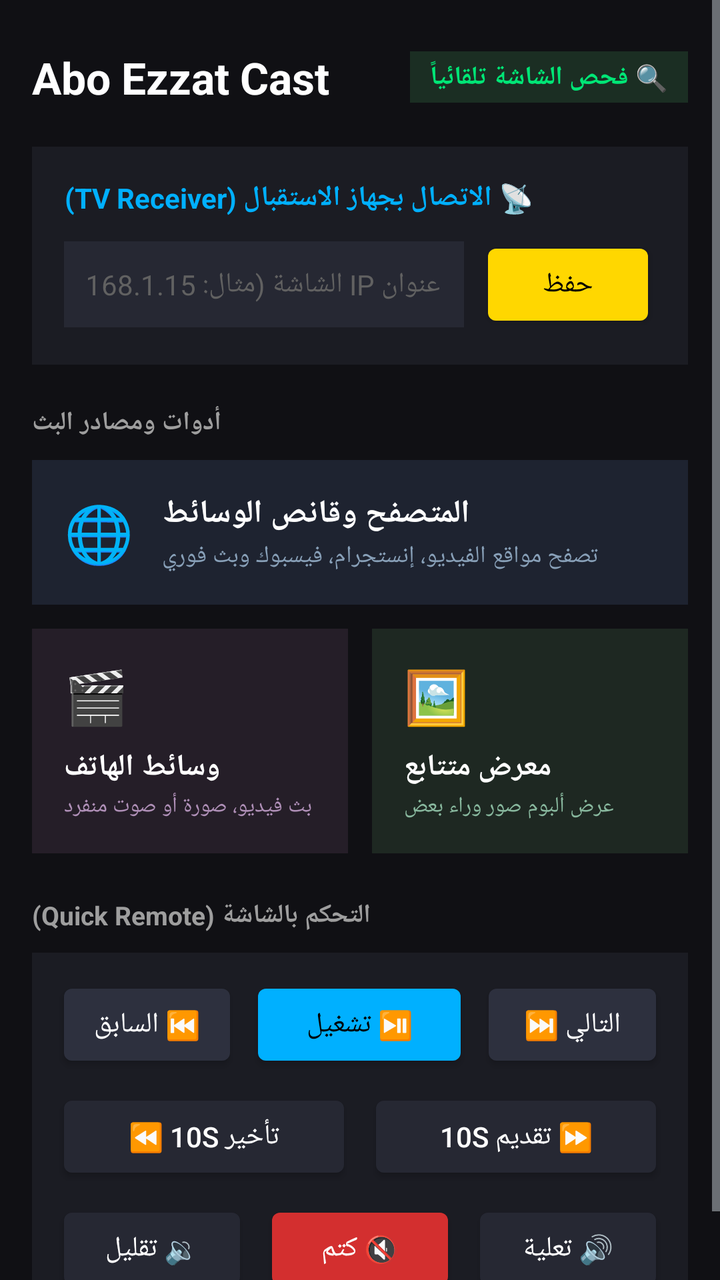
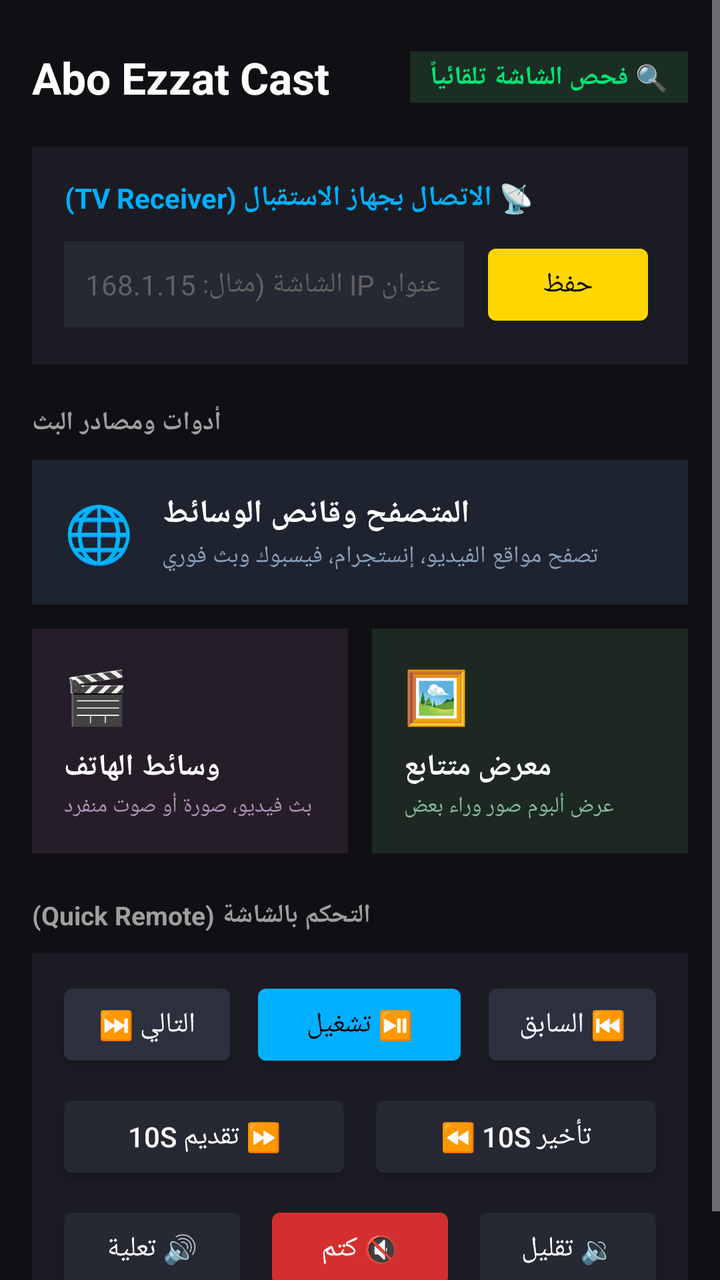

Compare the two renders of this Android layout. The source of the first and the diff that turns it into the second are given below.
<!-- AndroidManifest.xml: application theme android:Theme.DeviceDefault.NoActionBar -->
<!-- res/layout/activity_main.xml -->
<?xml version="1.0" encoding="utf-8"?>
<ScrollView xmlns:android="http://schemas.android.com/apk/res/android"
    android:layout_width="match_parent"
    android:layout_height="match_parent"
    android:background="#101014"
    android:fillViewport="true">

    <LinearLayout
        android:layout_width="match_parent"
        android:layout_height="wrap_content"
        android:orientation="vertical"
        android:padding="16dp">

        
        <LinearLayout
            android:layout_width="match_parent"
            android:layout_height="wrap_content"
            android:orientation="horizontal"
            android:gravity="center_vertical"
            android:layout_marginTop="8dp"
            android:layout_marginBottom="20dp">

            <TextView
                android:layout_width="0dp"
                android:layout_height="wrap_content"
                android:layout_weight="1"
                android:text="Abo Ezzat Cast"
                android:textColor="#FFFFFF"
                android:textSize="22sp"
                android:textStyle="bold" />

            <TextView
                android:id="@+id/tv_status_badge"
                android:layout_width="wrap_content"
                android:layout_height="wrap_content"
                android:text="🔍 فحص الشاشة تلقائياً"
                android:textColor="#00E676"
                android:textSize="13sp"
                android:textStyle="bold"
                android:background="#1B2E23"
                android:paddingHorizontal="10dp"
                android:paddingVertical="4dp" />
        </LinearLayout>

        
        <LinearLayout
            android:layout_width="match_parent"
            android:layout_height="wrap_content"
            android:orientation="vertical"
            android:background="#1B1C23"
            android:padding="16dp"
            android:layout_marginBottom="20dp">

            <TextView
                android:layout_width="wrap_content"
                android:layout_height="wrap_content"
                android:text="📡 الاتصال بجهاز الاستقبال (TV Receiver)"
                android:textColor="#00B0FF"
                android:textSize="14sp"
                android:textStyle="bold"
                android:layout_marginBottom="10dp" />

            <LinearLayout
                android:layout_width="match_parent"
                android:layout_height="wrap_content"
                android:orientation="horizontal">

                <EditText
                    android:id="@+id/et_ip"
                    android:layout_width="0dp"
                    android:layout_height="wrap_content"
                    android:layout_weight="1"
                    android:hint="عنوان IP الشاشة (مثال: 192.168.1.15)"
                    android:textColor="#FFFFFF"
                    android:textColorHint="#616161"
                    android:background="#262833"
                    android:padding="12dp"
                    android:textSize="14sp"
                    android:inputType="textUri" />

                <Button
                    android:id="@+id/btn_save"
                    android:layout_width="wrap_content"
                    android:layout_height="wrap_content"
                    android:text="حفظ"
                    android:textColor="#000000"
                    android:backgroundTint="#FFD700"
                    android:layout_marginStart="8dp" />
            </LinearLayout>
        </LinearLayout>

        
        <TextView
            android:layout_width="wrap_content"
            android:layout_height="wrap_content"
            android:text="أدوات ومصادر البث"
            android:textColor="#9E9E9E"
            android:textSize="13sp"
            android:textStyle="bold"
            android:layout_marginBottom="10dp" />

        
        <LinearLayout
            android:id="@+id/card_browser"
            android:layout_width="match_parent"
            android:layout_height="wrap_content"
            android:orientation="horizontal"
            android:background="#1E2330"
            android:padding="16dp"
            android:gravity="center_vertical"
            android:layout_marginBottom="12dp">

            <TextView
                android:layout_width="wrap_content"
                android:layout_height="wrap_content"
                android:text="🌐"
                android:textSize="28sp"
                android:layout_marginEnd="14dp" />

            <LinearLayout
                android:layout_width="0dp"
                android:layout_height="wrap_content"
                android:layout_weight="1"
                android:orientation="vertical">

                <TextView
                    android:layout_width="wrap_content"
                    android:layout_height="wrap_content"
                    android:text="المتصفح وقانص الوسائط"
                    android:textColor="#FFFFFF"
                    android:textSize="16sp"
                    android:textStyle="bold" />

                <TextView
                    android:layout_width="wrap_content"
                    android:layout_height="wrap_content"
                    android:text="تصفح مواقع الفيديو، إنستجرام، فيسبوك وبث فوري"
                    android:textColor="#88A0B8"
                    android:textSize="12sp"
                    android:layout_marginTop="2dp" />
            </LinearLayout>
        </LinearLayout>

        
        <LinearLayout
            android:layout_width="match_parent"
            android:layout_height="wrap_content"
            android:orientation="horizontal"
            android:layout_marginBottom="12dp">

            
            <LinearLayout
                android:id="@+id/card_local_media"
                android:layout_width="0dp"
                android:layout_height="wrap_content"
                android:layout_weight="1"
                android:orientation="vertical"
                android:background="#251E28"
                android:padding="16dp"
                android:layout_marginEnd="6dp">

                <TextView
                    android:layout_width="wrap_content"
                    android:layout_height="wrap_content"
                    android:text="🎬"
                    android:textSize="26sp"
                    android:layout_marginBottom="8dp" />

                <TextView
                    android:layout_width="wrap_content"
                    android:layout_height="wrap_content"
                    android:text="وسائط الهاتف"
                    android:textColor="#FFFFFF"
                    android:textSize="15sp"
                    android:textStyle="bold" />

                <TextView
                    android:layout_width="wrap_content"
                    android:layout_height="wrap_content"
                    android:text="بث فيديو، صورة أو صوت منفرد"
                    android:textColor="#B090B8"
                    android:textSize="11sp"
                    android:layout_marginTop="2dp" />
            </LinearLayout>

            
            <LinearLayout
                android:id="@+id/card_slideshow"
                android:layout_width="0dp"
                android:layout_height="wrap_content"
                android:layout_weight="1"
                android:orientation="vertical"
                android:background="#1E2822"
                android:padding="16dp"
                android:layout_marginStart="6dp">

                <TextView
                    android:layout_width="wrap_content"
                    android:layout_height="wrap_content"
                    android:text="🖼️"
                    android:textSize="26sp"
                    android:layout_marginBottom="8dp" />

                <TextView
                    android:layout_width="wrap_content"
                    android:layout_height="wrap_content"
                    android:text="معرض متتابع"
                    android:textColor="#FFFFFF"
                    android:textSize="15sp"
                    android:textStyle="bold" />

                <TextView
                    android:layout_width="wrap_content"
                    android:layout_height="wrap_content"
                    android:text="عرض ألبوم صور وراء بعض"
                    android:textColor="#88B89E"
                    android:textSize="11sp"
                    android:layout_marginTop="2dp" />
            </LinearLayout>
        </LinearLayout>

        
        <TextView
            android:layout_width="wrap_content"
            android:layout_height="wrap_content"
            android:text="التحكم بالشاشة (Quick Remote)"
            android:textColor="#9E9E9E"
            android:textSize="13sp"
            android:textStyle="bold"
            android:layout_marginTop="10dp"
            android:layout_marginBottom="10dp" />

        <LinearLayout
            android:layout_width="match_parent"
            android:layout_height="wrap_content"
            android:orientation="vertical"
            android:background="#1B1C23"
            android:padding="12dp">

            
            <LinearLayout
                android:layout_width="match_parent"
                android:layout_height="wrap_content"
                android:orientation="horizontal"
                android:layout_marginBottom="8dp"
                android:gravity="center">

                <Button
                    android:id="@+id/btn_prev"
                    android:layout_width="0dp"
                    android:layout_height="wrap_content"
                    android:layout_weight="1"
                    android:text="⏮️ السابق"
                    android:textColor="#FFFFFF"
                    android:backgroundTint="#2D303E"
                    android:layout_marginEnd="3dp" />

                <Button
                    android:id="@+id/btn_play_pause"
                    android:layout_width="0dp"
                    android:layout_height="wrap_content"
                    android:layout_weight="1.2"
                    android:text="⏯️ تشغيل"
                    android:textColor="#000000"
                    android:backgroundTint="#00B0FF"
                    android:layout_marginHorizontal="3dp" />

                <Button
                    android:id="@+id/btn_next"
                    android:layout_width="0dp"
                    android:layout_height="wrap_content"
                    android:layout_weight="1"
                    android:text="التالي ⏭️"
                    android:textColor="#FFFFFF"
                    android:backgroundTint="#2D303E"
                    android:layout_marginStart="3dp" />
            </LinearLayout>

            
            <LinearLayout
                android:layout_width="match_parent"
                android:layout_height="wrap_content"
                android:orientation="horizontal"
                android:layout_marginBottom="8dp"
                android:gravity="center">

                <Button
                    android:id="@+id/btn_rewind"
                    android:layout_width="0dp"
                    android:layout_height="wrap_content"
                    android:layout_weight="1"
                    android:text="⏪ 10s تأخير"
                    android:textColor="#FFFFFF"
                    android:backgroundTint="#262833"
                    android:layout_marginEnd="4dp" />

                <Button
                    android:id="@+id/btn_forward"
                    android:layout_width="0dp"
                    android:layout_height="wrap_content"
                    android:layout_weight="1"
                    android:text="10s تقديم ⏩"
                    android:textColor="#FFFFFF"
                    android:backgroundTint="#262833"
                    android:layout_marginStart="4dp" />
            </LinearLayout>

            
            <LinearLayout
                android:layout_width="match_parent"
                android:layout_height="wrap_content"
                android:orientation="horizontal"
                android:gravity="center">

                <Button
                    android:id="@+id/btn_vol_down"
                    android:layout_width="0dp"
                    android:layout_height="wrap_content"
                    android:layout_weight="1"
                    android:text="🔉 تقليل"
                    android:textColor="#FFFFFF"
                    android:backgroundTint="#262833"
                    android:layout_marginEnd="4dp" />

                <Button
                    android:id="@+id/btn_mute"
                    android:layout_width="0dp"
                    android:layout_height="wrap_content"
                    android:layout_weight="1"
                    android:text="🔇 كتم"
                    android:textColor="#FFFFFF"
                    android:backgroundTint="#D32F2F"
                    android:layout_marginHorizontal="4dp" />

                <Button
                    android:id="@+id/btn_vol_up"
                    android:layout_width="0dp"
                    android:layout_height="wrap_content"
                    android:layout_weight="1"
                    android:text="🔊 تعلية"
                    android:textColor="#FFFFFF"
                    android:backgroundTint="#262833"
                    android:layout_marginStart="4dp" />
            </LinearLayout>

        </LinearLayout>

    </LinearLayout>
</ScrollView>
<!-- resources referenced by this layout -->
<resources>

</resources>

<!-- the commit's change to res/layout/activity_main.xml (unified diff, before → after) -->
@@ -246,11 +246,11 @@
                 android:gravity="center">
 
                 <Button
-                    android:id="@+id/btn_prev"
-                    android:layout_width="0dp"
-                    android:layout_height="wrap_content"
-                    android:layout_weight="1"
-                    android:text="⏮️ السابق"
+                    android:id="@+id/btn_next"
+                    android:layout_width="0dp"
+                    android:layout_height="wrap_content"
+                    android:layout_weight="1"
+                    android:text="التالي ⏭️"
                     android:textColor="#FFFFFF"
                     android:backgroundTint="#2D303E"
                     android:layout_marginEnd="3dp" />
@@ -266,11 +266,11 @@
                     android:layout_marginHorizontal="3dp" />
 
                 <Button
-                    android:id="@+id/btn_next"
-                    android:layout_width="0dp"
-                    android:layout_height="wrap_content"
-                    android:layout_weight="1"
-                    android:text="التالي ⏭️"
+                    android:id="@+id/btn_prev"
+                    android:layout_width="0dp"
+                    android:layout_height="wrap_content"
+                    android:layout_weight="1"
+                    android:text="⏮️ السابق"
                     android:textColor="#FFFFFF"
                     android:backgroundTint="#2D303E"
                     android:layout_marginStart="3dp" />
@@ -285,21 +285,21 @@
                 android:gravity="center">
 
                 <Button
-                    android:id="@+id/btn_rewind"
-                    android:layout_width="0dp"
-                    android:layout_height="wrap_content"
-                    android:layout_weight="1"
-                    android:text="⏪ 10s تأخير"
+                    android:id="@+id/btn_forward"
+                    android:layout_width="0dp"
+                    android:layout_height="wrap_content"
+                    android:layout_weight="1"
+                    android:text="10s تقديم ⏩"
                     android:textColor="#FFFFFF"
                     android:backgroundTint="#262833"
                     android:layout_marginEnd="4dp" />
 
                 <Button
-                    android:id="@+id/btn_forward"
-                    android:layout_width="0dp"
-                    android:layout_height="wrap_content"
-                    android:layout_weight="1"
-                    android:text="10s تقديم ⏩"
+                    android:id="@+id/btn_rewind"
+                    android:layout_width="0dp"
+                    android:layout_height="wrap_content"
+                    android:layout_weight="1"
+                    android:text="⏪ 10s تأخير"
                     android:textColor="#FFFFFF"
                     android:backgroundTint="#262833"
                     android:layout_marginStart="4dp" />
@@ -313,11 +313,11 @@
                 android:gravity="center">
 
                 <Button
-                    android:id="@+id/btn_vol_down"
-                    android:layout_width="0dp"
-                    android:layout_height="wrap_content"
-                    android:layout_weight="1"
-                    android:text="🔉 تقليل"
+                    android:id="@+id/btn_vol_up"
+                    android:layout_width="0dp"
+                    android:layout_height="wrap_content"
+                    android:layout_weight="1"
+                    android:text="🔊 تعلية"
                     android:textColor="#FFFFFF"
                     android:backgroundTint="#262833"
                     android:layout_marginEnd="4dp" />
@@ -333,11 +333,11 @@
                     android:layout_marginHorizontal="4dp" />
 
                 <Button
-                    android:id="@+id/btn_vol_up"
-                    android:layout_width="0dp"
-                    android:layout_height="wrap_content"
-                    android:layout_weight="1"
-                    android:text="🔊 تعلية"
+                    android:id="@+id/btn_vol_down"
+                    android:layout_width="0dp"
+                    android:layout_height="wrap_content"
+                    android:layout_weight="1"
+                    android:text="🔉 تقليل"
                     android:textColor="#FFFFFF"
                     android:backgroundTint="#262833"
                     android:layout_marginStart="4dp" />
